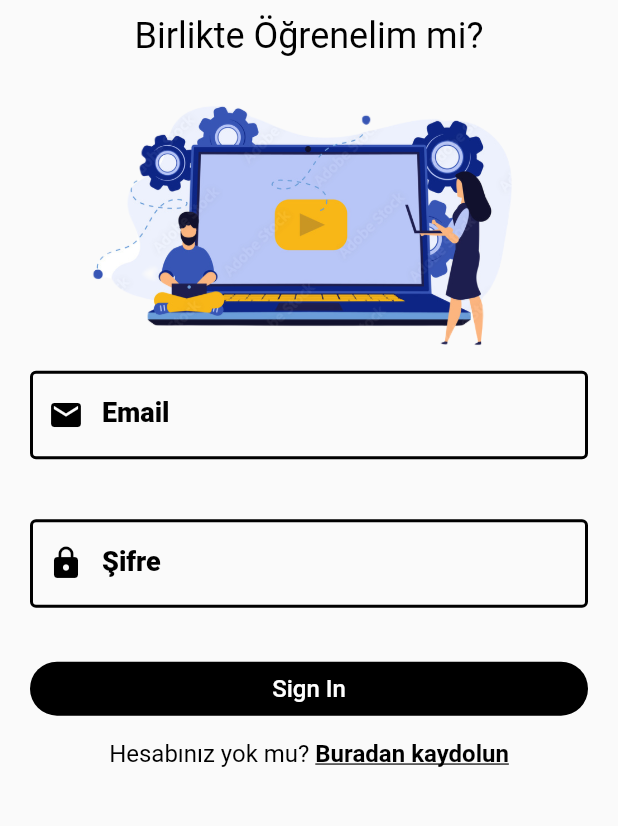
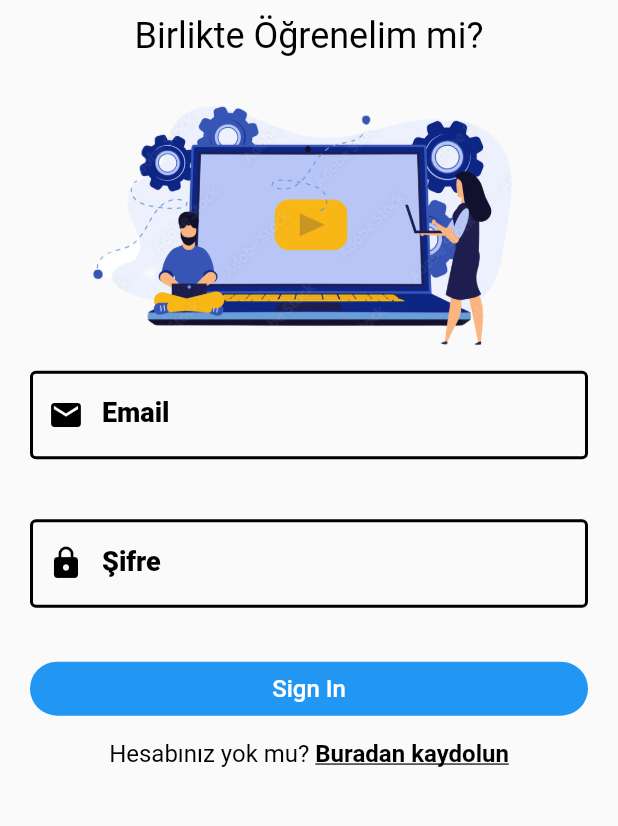
Before and after one commit to hmustafabolat/kpssexambuddy, a Flutter app: the screen it shows after launch, on a phone screen of 412 x 824 dp, the part 191-1017 px from its top. Run offline on Flutter 3.47's test engine with Material 2 defaults, Android fonts, the phone set to English and light mode, and no system bars; our stand-ins replace cloud_firestore, firebase_auth, firebase_core, shared_preferences; missing offline and left inert: cloud_firestore_web, firebase_auth_web, firebase_core_web, shared_preferences_web; accounts and stored records are empty.

Commit message:
Theme Added

```diff
--- a/lib/pages/auth/login_page.dart
+++ b/lib/pages/auth/login_page.dart
@@ -29,7 +29,7 @@ class _LoginPageState extends State<LoginPage> {
         body: _isLoading
             ? Center(
           child: CircularProgressIndicator(
-              color: Colors.white),
+              color: Theme.of(context).primaryColor),
         )
             : SingleChildScrollView(
       child: Padding(
@@ -62,6 +62,7 @@ class _LoginPageState extends State<LoginPage> {
                     prefixIcon: Icon(
                       Icons.email,
                       color: Colors.black,
+
                     )),
                 onChanged: (val) {
                   setState(() {
@@ -109,7 +110,7 @@ class _LoginPageState extends State<LoginPage> {
                 width: double.infinity,
                 child: ElevatedButton(
                   style: ElevatedButton.styleFrom(
-                      backgroundColor: Colors.black,
+                      primary: Theme.of(context).primaryColor,
                       elevation: 0,
                       shape: RoundedRectangleBorder(
                         borderRadius: BorderRadius.circular(30),
--- a/lib/pages/auth/register_page.dart
+++ b/lib/pages/auth/register_page.dart
@@ -26,7 +26,7 @@ class _RegisterPageState extends State<RegisterPage> {
     return Scaffold(
       body: _isLoading
           ? Center(
-              child: CircularProgressIndicator(color: Colors.black),
+              child: CircularProgressIndicator(color: Theme.of(context).primaryColor),
             )
           : SingleChildScrollView(
               child: Padding(
@@ -123,7 +123,7 @@ class _RegisterPageState extends State<RegisterPage> {
                           width: double.infinity,
                           child: ElevatedButton(
                             style: ElevatedButton.styleFrom(
-                                backgroundColor: Colors.black,
+                                primary: Theme.of(context).primaryColor,
                                 elevation: 0,
                                 shape: RoundedRectangleBorder(
                                     borderRadius: BorderRadius.circular(30))),
--- a/lib/pages/group_info.dart
+++ b/lib/pages/group_info.dart
@@ -64,7 +64,7 @@ class _GroupInfoState extends State<GroupInfo> {
                       return AlertDialog(
                         title: const Text("Çıkış"),
                         content:
-                        const Text("Gruptan çıktığına emin misin?"),
+                        const Text("Gruptan çıkmak istediğine emin misin?"),
                         actions: [
                           IconButton(
                             onPressed: () {
@@ -183,12 +183,12 @@ class _GroupInfoState extends State<GroupInfo> {
               );
             } else {
               return const Center(
-                child: Text("NO MEMBERS"),
+                child: Text("Üye Bulunmuyor"),
               );
             }
           } else {
             return const Center(
-              child: Text("NO MEMBERS"),
+              child: Text("Üye Bulunmuyor"),
             );
           }
         } else {
--- a/lib/pages/home_page.dart
+++ b/lib/pages/home_page.dart
@@ -107,7 +107,7 @@ class _HomePageState extends State<HomePage> {
               ),
               ListTile(
                 onTap: () {},
-                selectedColor: Colors.white,
+                selectedColor: Colors.black,
                 selected: true,
                 contentPadding:
                 const EdgeInsets.symmetric(horizontal: 20, vertical: 5),
@@ -126,9 +126,10 @@ class _HomePageState extends State<HomePage> {
                         email: email,
                       ));
                 },
+                selectedColor: Colors.black,
                 contentPadding:
                 const EdgeInsets.symmetric(horizontal: 20, vertical: 5),
-                leading: const Icon(Icons.group),
+                leading: const Icon(Icons.person),
                 title: const Text(
                   "Profilim",
                   style: TextStyle(color: Colors.black),
```
